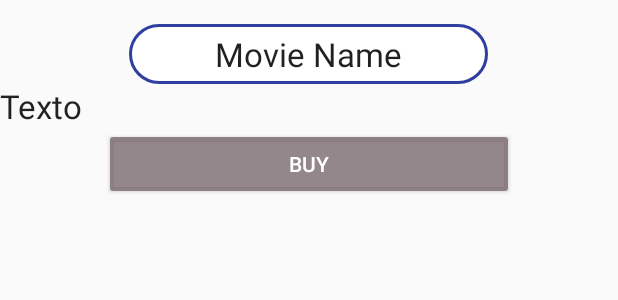
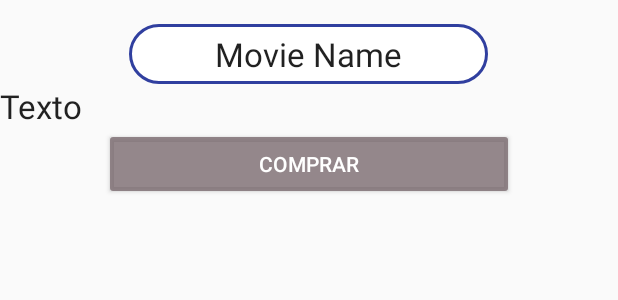
Before and after one commit to camigomez35/MoviMapps_compumovil, an Android app: the layout detalle_compra.xml on its own in the app's theme, with its tools: preview values and no code run, on a phone screen of 412 x 824 dp. Shown: the top 300 px of the screen. Run offline under Robolectric (Android 15) with nearby library versions, the phone set to English and light mode, and no system bars; network calls fail.

Commit message:
Venta de boletas, selección de sillas

```diff
--- a/MovieMapps/app/src/main/java/co/edu/udea/moviemapps/activities/MainActivity.java
+++ b/MovieMapps/app/src/main/java/co/edu/udea/moviemapps/activities/MainActivity.java
@@ -108,7 +108,7 @@ public class MainActivity extends AppCompatActivity
                 String lugar = parameters.getString("LUGAR");
                 String sala = parameters.getString("SALA");
                 String hora = parameters.getString("HORA");
-                String precio = parameters.getString("PRECIO");
+                int precio = parameters.getInt("PRECIO");
                 f = InfoCompra.newInstance(titulo, lugar, hora, sala, precio);
                 break;
         }
--- a/MovieMapps/app/src/main/java/co/edu/udea/moviemapps/adapters/FuncionAdapter.java
+++ b/MovieMapps/app/src/main/java/co/edu/udea/moviemapps/adapters/FuncionAdapter.java
@@ -36,7 +36,7 @@ public class FuncionAdapter extends RecyclerView.Adapter<FuncionAdapter.ViewHold
 
             holder.funcionHora.setText("Hora: " + funcion.get(position).getHora());
             holder.funcionLugar.setText("Cine: "+String.valueOf(funcion.get(position).getLugar()));
-            holder.funcionSala.setText(String.valueOf(funcion.get(position).getSala()) + " Precio: "
+            holder.funcionSala.setText(String.valueOf(funcion.get(position).getSala()) + "   Precio: $"
                     + String.valueOf(funcion.get(position).getPrecio()));
 
         }
--- a/MovieMapps/app/src/main/java/co/edu/udea/moviemapps/model/Function.java
+++ b/MovieMapps/app/src/main/java/co/edu/udea/moviemapps/model/Function.java
@@ -9,13 +9,13 @@ public class Function {
     private String hora;
     private String lugar;
     private String sala;
-    private String precio;
+    private int precio;
 
-    public String getPrecio() {
+    public int getPrecio() {
         return precio;
     }
 
-    public void setPrecio(String precio) {
+    public void setPrecio(int precio) {
         this.precio = precio;
     }
 
--- a/MovieMapps/app/src/main/java/co/edu/udea/moviemapps/persistence/FuncionDataManager.java
+++ b/MovieMapps/app/src/main/java/co/edu/udea/moviemapps/persistence/FuncionDataManager.java
@@ -44,7 +44,7 @@ public class FuncionDataManager extends DataManager {
         funcion.setHora(cursor.getString(COL_HORA));
         funcion.setLugar(cursor.getString(COL_LUGAR));
         funcion.setSala(cursor.getString(COL_SALA));
-        funcion.setPrecio(cursor.getString(COL_PRECIO));
+        funcion.setPrecio(cursor.getInt(COL_PRECIO));
         return funcion;
     }
 
--- a/MovieMapps/app/src/main/res/layout/detalle_compra.xml
+++ b/MovieMapps/app/src/main/res/layout/detalle_compra.xml
@@ -52,16 +52,73 @@
             android:layout_width="273dp"
             android:layout_height="wrap_content"
             android:layout_gravity="center_horizontal"
-            android:text="Buy"
+            android:text="Comprar"
             android:visibility="visible" />
 
-        <ImageView
-            android:id="@+id/codigoqr"
+        <LinearLayout
+            android:id="@+id/linear"
             android:layout_width="match_parent"
-            android:layout_height="200dp"
-            android:layout_weight="430"
-            android:visibility="invisible"
-            app:srcCompat="@mipmap/qr" />
+            android:layout_height="match_parent"
+            android:orientation="horizontal"
+            android:visibility="invisible">
+
+            <ImageView
+            android:id="@+id/poster"
+            android:layout_width="150dp"
+            android:layout_height="250dp"
+            android:background="@drawable/sillas" />
+
+            <LinearLayout
+                android:layout_width="match_parent"
+                android:layout_height="match_parent"
+                android:orientation="vertical"
+                >
+
+                <TextView
+                    android:id="@+id/texto"
+                    android:layout_width="wrap_content"
+                    android:layout_height="wrap_content"
+                    android:layout_alignParentBottom="true"
+                    android:layout_below="@+id/poster"
+                    android:layout_centerHorizontal="true"
+                    android:text="Indique las sillas que desea: "
+                    android:textAppearance="?android:attr/textAppearanceLarge"
+                    android:textSize="18sp" />
+
+                <EditText
+                    android:id="@+id/numero"
+                    android:layout_width="match_parent"
+                    android:layout_height="wrap_content"
+                    android:ems="10"
+                    android:inputType="textPersonName"
+                    android:hint="Número" />
+                <Button
+                    android:id="@+id/seleccionar"
+                    style="@style/Widget.AppCompat.Button.Colored"
+                    android:layout_width="273dp"
+                    android:layout_height="wrap_content"
+                    android:layout_gravity="center_horizontal"
+                    android:text="Seleccionar"
+                    android:visibility="visible" />
+                <TextView
+                    android:id="@+id/lista"
+                    android:layout_width="wrap_content"
+                    android:layout_height="wrap_content"
+                    android:layout_centerHorizontal="true"
+                    android:text="Sillas: "
+                    android:textAppearance="?android:attr/textAppearanceLarge"
+                    android:textSize="18sp" />
+                <Button
+                    android:id="@+id/finalizar"
+                    style="@style/Widget.AppCompat.Button.Colored"
+                    android:layout_width="273dp"
+                    android:layout_height="wrap_content"
+                    android:layout_gravity="center_horizontal"
+                    android:text="Finalizar"
+                    android:visibility="visible" />
+            </LinearLayout>
+
+        </LinearLayout>
 
 
     </LinearLayout>
```
Also changed, not shown: MovieMapps/app/src/main/java/co/edu/udea/moviemapps/fragment/Funciones.java (+6 -4 lines), MovieMapps/app/src/main/java/co/edu/udea/moviemapps/fragment/InfoCompra.java (+63 -11 lines), MovieMapps/app/src/main/res/layout/image.xml (added, +11 -0 lines), MovieMapps/app/src/main/res/drawable/qr.png (added), MovieMapps/app/src/main/res/drawable/sillas.PNG (added), MovieMapps/app/src/main/sillas-web.png (added), 1 other file.
